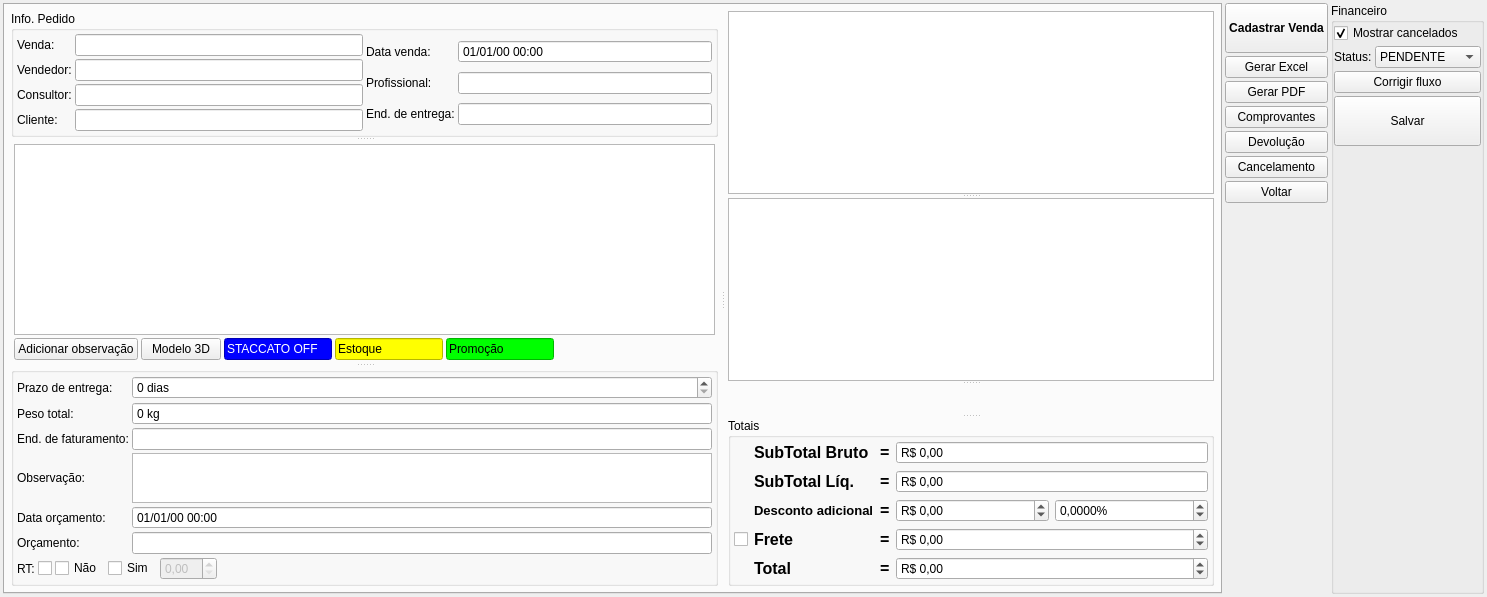
Above: ui/venda.ui from darktorres/ERP-STACCATO before the change. Below: the same form after it.
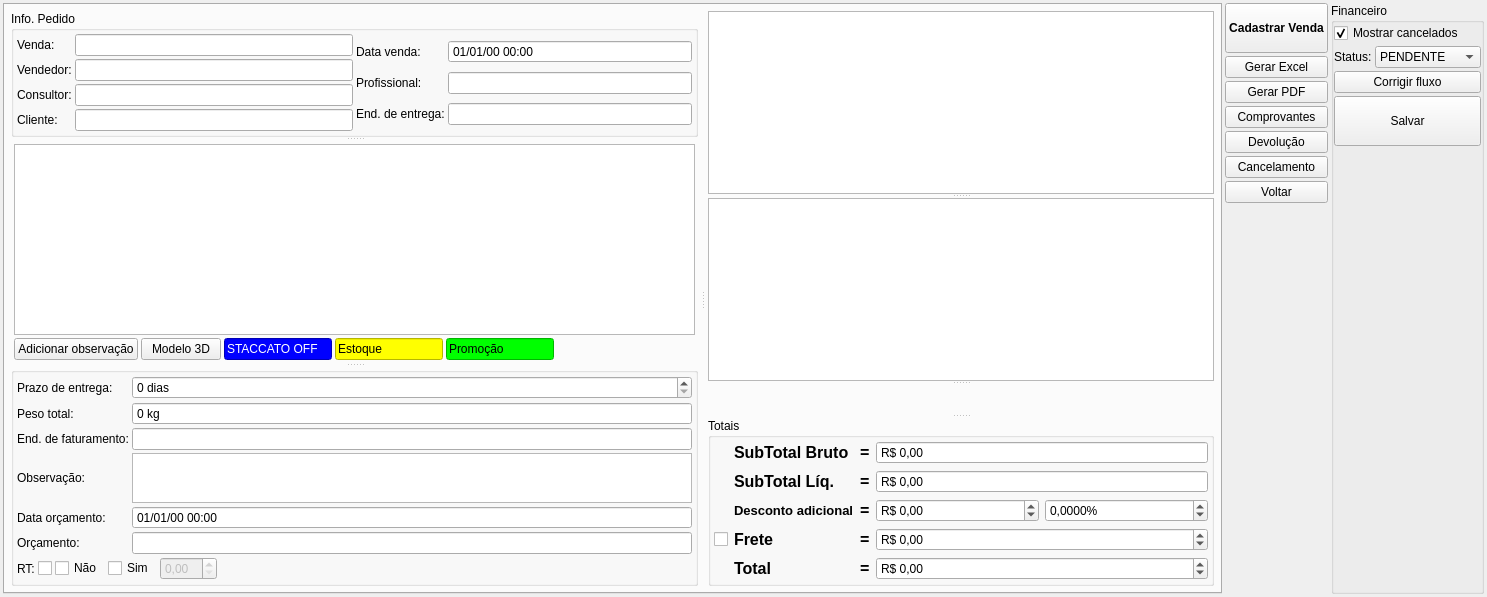
That is the form after the change. Custom widgets are drawn as their Qt base class.

```diff
--- a/ui/venda.ui
+++ b/ui/venda.ui
@@ -388,8 +388,8 @@
                    </property>
                    <property name="sizeHint" stdset="0">
                     <size>
-                     <width>40</width>
-                     <height>20</height>
+                     <width>0</width>
+                     <height>0</height>
                     </size>
                    </property>
                   </spacer>
@@ -490,8 +490,8 @@
                       </property>
                       <property name="sizeHint" stdset="0">
                        <size>
-                        <width>352</width>
-                        <height>23</height>
+                        <width>0</width>
+                        <height>0</height>
                        </size>
                       </property>
                      </spacer>
@@ -1365,6 +1365,11 @@
    <extends>QTableView</extends>
    <header>src/tableview.h</header>
   </customwidget>
+  <customwidget>
+   <class>ItemBox</class>
+   <extends>QLineEdit</extends>
+   <header>src/itembox.h</header>
+  </customwidget>
   <customwidget>
    <class>WidgetPagamentos</class>
    <extends>QWidget</extends>
@@ -1376,11 +1381,6 @@
    <extends>QTreeView</extends>
    <header>src/treeview.h</header>
   </customwidget>
-  <customwidget>
-   <class>ItemBox</class>
-   <extends>QLineEdit</extends>
-   <header>src/itembox.h</header>
-  </customwidget>
  </customwidgets>
  <tabstops>
   <tabstop>tabWidget</tabstop>
```
Left out of the diff: 8 changed lines with no effect on the pictures.
